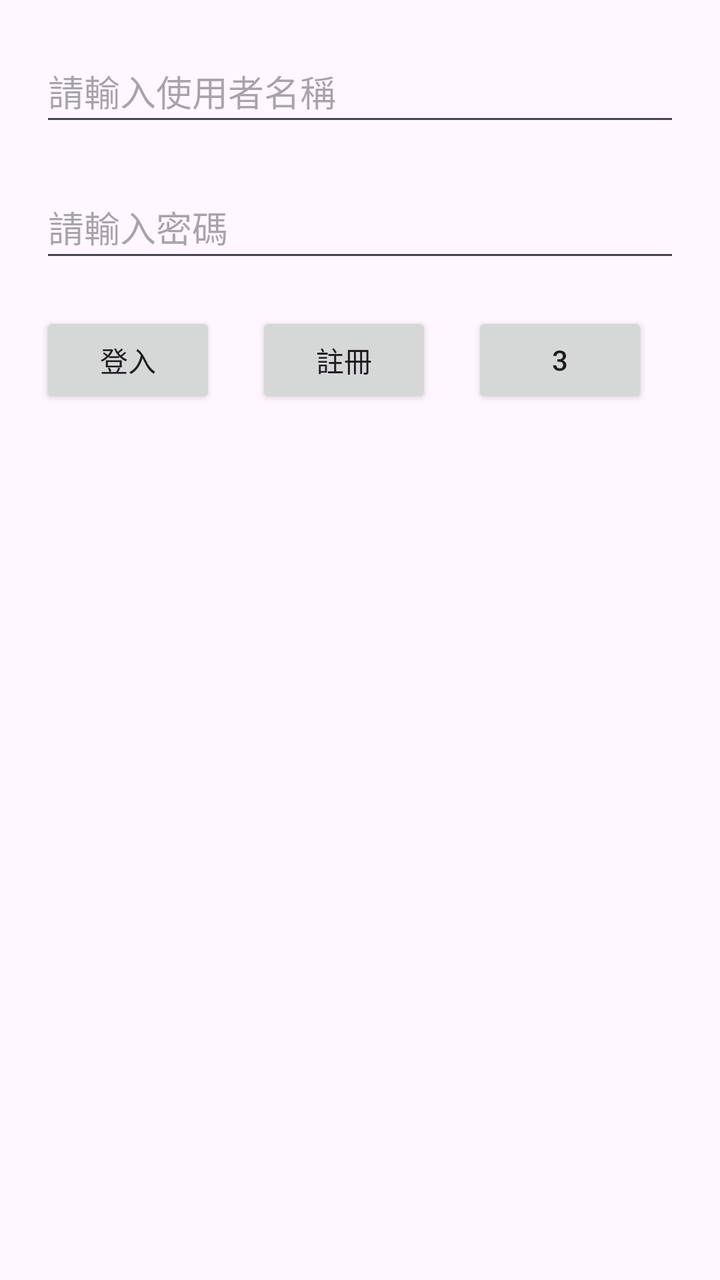
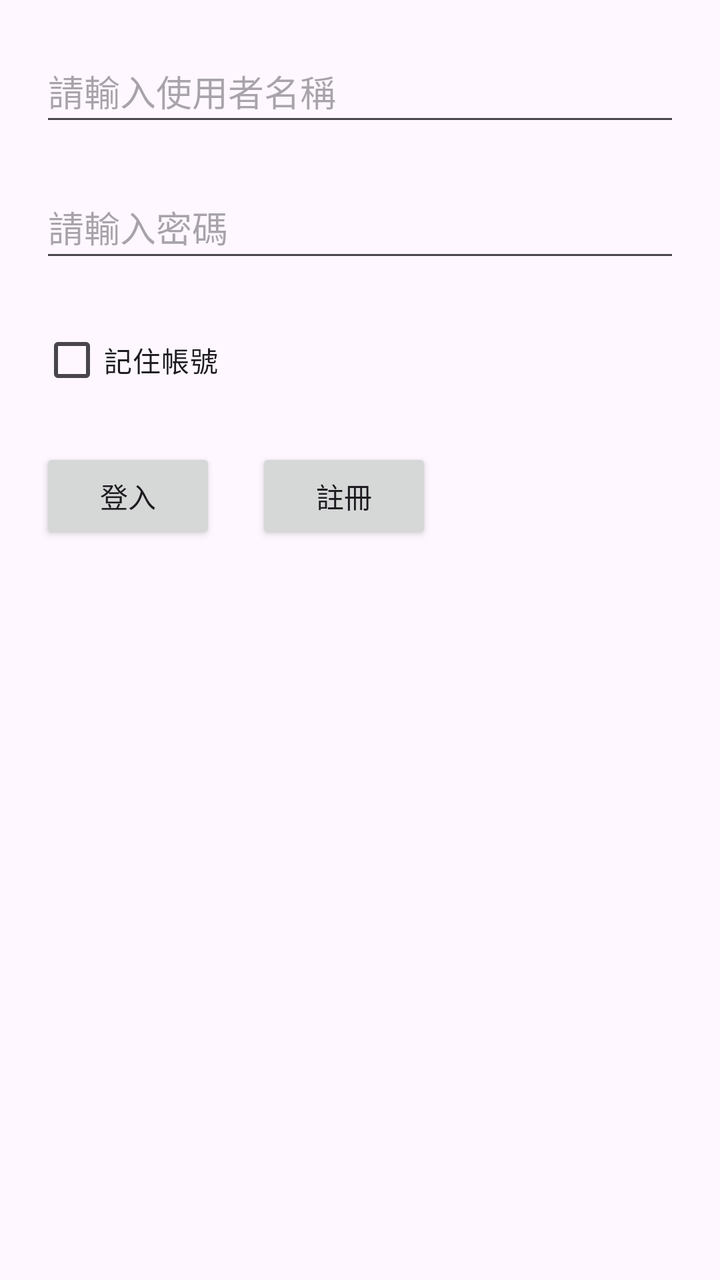

An Android layout rendered at two revisions. The XML below is the earlier revision; the diff shows what the commit changed to produce the second picture.
<!-- AndroidManifest.xml: activity theme Theme.MyApplication -->
<!-- res/layout/activity_main.xml -->
<?xml version="1.0" encoding="utf-8"?>
<androidx.constraintlayout.widget.ConstraintLayout
    xmlns:android="http://schemas.android.com/apk/res/android"
    xmlns:app="http://schemas.android.com/apk/res-auto"
    xmlns:tools="http://schemas.android.com/tools"

    android:id="@+id/main"
    android:layout_width="match_parent"
    android:layout_height="match_parent"
    tools:context=".MainActivity">

    <EditText
        android:layout_width="match_parent"
        android:layout_height="wrap_content"
        android:minHeight="48dp"
        android:layout_margin="20dp"
        app:layout_constraintTop_toTopOf="parent"
        app:layout_constraintStart_toStartOf="parent"
        android:hint="@string/EditText1"
        android:id="@+id/edittext1"
        android:autofillHints="username"
        android:inputType="text"
        />
    <EditText
        android:layout_width="match_parent"
        android:layout_height="wrap_content"
        android:minHeight="48dp"
        android:layout_margin="20dp"
        app:layout_constraintTop_toBottomOf="@id/edittext1"
        android:hint="@string/EditText2"
        android:id="@+id/edittext2"
        android:autofillHints="password"
        android:inputType="textPassword"
        />

    <Button
        android:id="@+id/button1"
        android:layout_width="wrap_content"
        android:layout_height="wrap_content"
        android:layout_margin="20dp"
        android:text="@string/Button1"
        app:layout_constraintTop_toBottomOf="@id/edittext2"
        app:layout_constraintStart_toStartOf="parent"
        />


    <Button
        android:id="@+id/button2"
        android:layout_width="wrap_content"
        android:layout_height="wrap_content"
        android:layout_below="@id/edittext2"
        android:layout_margin="20dp"
        app:layout_constraintTop_toBottomOf="@id/edittext2"
        app:layout_constraintStart_toEndOf="@id/button1"
        android:text="@string/Button2" />

    <Button
        android:id="@+id/button3"
        android:layout_width="wrap_content"
        android:layout_height="wrap_content"
        android:layout_below="@id/edittext2"
        android:layout_margin="20dp"
        app:layout_constraintTop_toBottomOf="@id/edittext2"
        app:layout_constraintStart_toEndOf="@id/button2"
        android:text="@string/Button3" />


</androidx.constraintlayout.widget.ConstraintLayout>
<!-- resources referenced by this layout -->
<resources>
  <string name="Button1">登入</string>
  <string name="Button2">註冊</string>
  <string name="Button3">3</string>
  <string name="EditText1">請輸入使用者名稱</string>
  <string name="EditText2">請輸入密碼</string>
  <style name="Theme.MyApplication" parent="Base.Theme.MyApplication" />
  <style name="Base.Theme.MyApplication" parent="Theme.Material3.DayNight.NoActionBar">
          
          
      </style>
</resources>

<!-- the commit's change to res/layout/activity_main.xml (unified diff, before → after) -->
@@ -39,7 +39,7 @@
         android:layout_height="wrap_content"
         android:layout_margin="20dp"
         android:text="@string/Button1"
-        app:layout_constraintTop_toBottomOf="@id/edittext2"
+        app:layout_constraintTop_toBottomOf="@id/checkbox"
         app:layout_constraintStart_toStartOf="parent"
         />
 
@@ -50,19 +50,17 @@
         android:layout_height="wrap_content"
         android:layout_below="@id/edittext2"
         android:layout_margin="20dp"
-        app:layout_constraintTop_toBottomOf="@id/edittext2"
+        app:layout_constraintTop_toBottomOf="@id/checkbox"
         app:layout_constraintStart_toEndOf="@id/button1"
         android:text="@string/Button2" />
 
-    <Button
-        android:id="@+id/button3"
+    <com.google.android.material.checkbox.MaterialCheckBox
         android:layout_width="wrap_content"
         android:layout_height="wrap_content"
-        android:layout_below="@id/edittext2"
+        android:id="@+id/checkbox"
         android:layout_margin="20dp"
+        android:text="@string/checkbox"
         app:layout_constraintTop_toBottomOf="@id/edittext2"
-        app:layout_constraintStart_toEndOf="@id/button2"
-        android:text="@string/Button3" />
-
+        app:layout_constraintStart_toStartOf="parent" />
 
 </androidx.constraintlayout.widget.ConstraintLayout>
<!-- resource entries referenced after the edit -->
@@ -2,9 +2,9 @@
 <resources>
   <string name="Button1">登入</string>
   <string name="Button2">註冊</string>
-  <string name="Button3">3</string>
   <string name="EditText1">請輸入使用者名稱</string>
   <string name="EditText2">請輸入密碼</string>
+  <string name="checkbox">記住帳號</string>
   <style name="Theme.MyApplication" parent="Base.Theme.MyApplication" />
   <style name="Base.Theme.MyApplication" parent="Theme.Material3.DayNight.NoActionBar">
           
